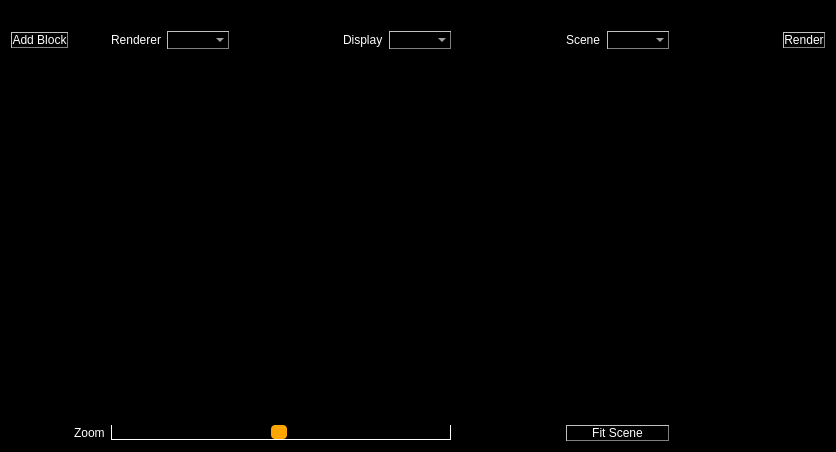
Qt form src/application-qt4/application_window.ui (luisbarrancos/shrimp) before a commit.
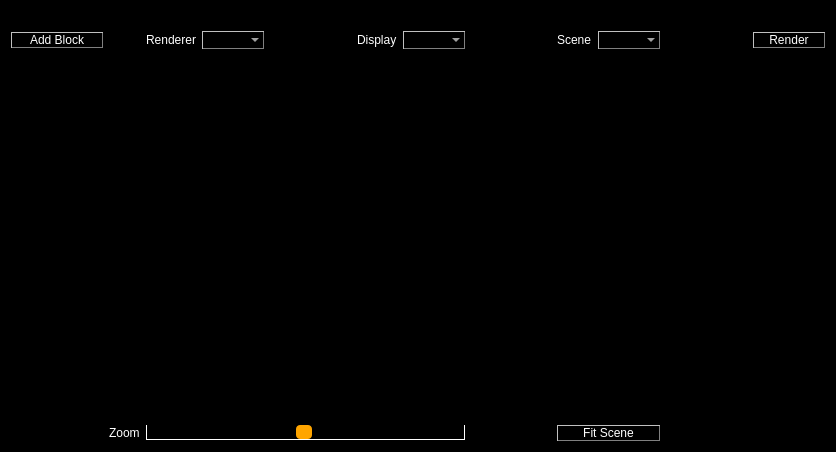
The same form after that commit.

Commit message: NEW: added Shader Properties dialog

What changed in the file:
```diff
--- a/src/application-qt4/application_window.ui
+++ b/src/application-qt4/application_window.ui
@@ -32,6 +32,7 @@
   border-style: outset;
   border-width: 1px;
   border-color: gray;
+ min-width: 90px;
  }</string>
         </property>
         <property name="text">
@@ -145,6 +146,7 @@
   border-style: outset;
   border-width: 1px;
   border-color: gray;
+  min-width: 70px;
  }</string>
         </property>
         <property name="text">
```
Left out of the diff: 52 changed lines with no effect on the pictures. The commit also changes 6 other files.
